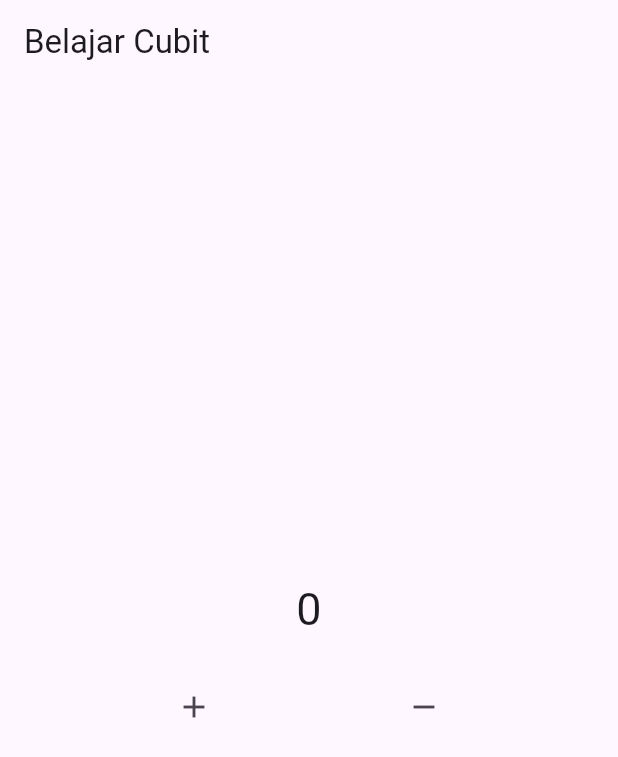
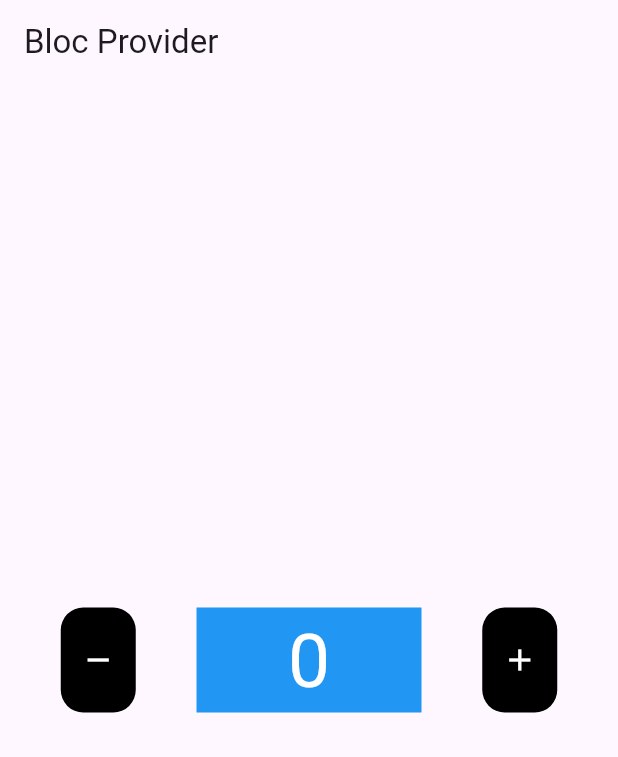
Before and after one commit to MDhafaR/belajar_flutter, a Flutter app: the screen it shows after launch, after a tap on the "remove" icon, on a phone screen of 412 x 824 dp. Shown: the top 757 px of the screen. Run offline on Flutter 3.47's test engine with Material 3 defaults, Android fonts, the phone set to English and light mode, and no system bars; our stand-ins replace bloc, flutter_bloc.

Commit message:
belajar bloc sebagai provider

```diff
--- a/lib/bloc/bloc_service.dart
+++ b/lib/bloc/bloc_service.dart
@@ -8,6 +8,8 @@ class BlocService extends Cubit<int> {
   }
 
   kurangData() {
-    emit(state - 1);
+    if (state > 0) {
+      emit(state - 1);
+    }
   }
 }
--- a/lib/main.dart
+++ b/lib/main.dart
@@ -1,5 +1,7 @@
+import 'package:belajar_flutter_github/bloc/bloc_service.dart';
 import 'package:belajar_flutter_github/pages/home.dart';
 import 'package:flutter/material.dart';
+import 'package:flutter_bloc/flutter_bloc.dart';
 
 void main() {
   runApp(const BelajarCubit());
@@ -10,8 +12,13 @@ class BelajarCubit extends StatelessWidget {
 
   @override
   Widget build(BuildContext context) {
-    return MaterialApp(
-      home: Home()
+    // jika bloc provider ingin digunakan,
+    // dia harus berada di atas widget sebelum sang bloc provider itu digunakan
+    return BlocProvider(
+      create: (context) => BlocService(),
+      child: const MaterialApp(
+        home: Home()
+      ),
     );
   }
 }
--- a/lib/pages/home.dart
+++ b/lib/pages/home.dart
@@ -1,73 +1,17 @@
-import 'package:belajar_flutter_github/bloc/bloc_service.dart';
+import 'package:belajar_flutter_github/widgets/data_widgets.dart';
 import 'package:flutter/material.dart';
-import 'package:flutter_bloc/flutter_bloc.dart';
 
 class Home extends StatelessWidget {
-  final blocService = BlocService();
-  Home({super.key});
+  const Home({super.key});
 
   @override
   Widget build(BuildContext context) {
     return Scaffold(
       appBar: AppBar(
-        title: const Text('Belajar Cubit'),
+        title: const Text("Bloc Provider"),
       ),
-      body: SafeArea(
-        child: Center(
-            child: Column(
-          mainAxisAlignment: MainAxisAlignment.center,
-          children: [
-            // bloc consumer adalah gabungan dari
-            // penggunaan bloc builder dan bloc listener
-            BlocConsumer<BlocService, int>(
-              bloc: blocService,
-              buildWhen: (previous, current) {
-                if (current >= 5) {
-                  return true;
-                } else {
-                  return false;
-                }
-              },
-              builder: (context, state) {
-                return Text(
-                  "$state",
-                  style: const TextStyle(fontSize: 30),
-                );
-              },
-              listenWhen: (previous, current) {
-                if (current % 2 == 0) {
-                  return true;
-                } else {
-                  return false;
-                }
-              },
-              listener: (context, state) {
-                ScaffoldMessenger.of(context).showSnackBar(SnackBar(
-                  content: Text("data ini genap ke $state"),
-                  duration: Duration(seconds: 1),
-                ));
-              },
-            ),
-            const SizedBox(
-              height: 20,
-            ),
-            Row(
-              mainAxisAlignment: MainAxisAlignment.spaceEvenly,
-              children: [
-                IconButton(
-                    onPressed: () {
-                      blocService.tambahData();
-                    },
-                    icon: const Icon(Icons.add)),
-                IconButton(
-                    onPressed: () {
-                      blocService.kurangData();
-                    },
-                    icon: const Icon(Icons.remove)),
-              ],
-            )
-          ],
-        )),
+      body: const Center(
+        child: DataWidget()
       ),
     );
   }
--- /dev/null
+++ b/lib/widgets/data_widgets.dart
@@ -0,0 +1,89 @@
+import 'package:belajar_flutter_github/bloc/bloc_service.dart';
+import 'package:flutter/material.dart';
+import 'package:flutter_bloc/flutter_bloc.dart';
+
+class DataWidget extends StatelessWidget {
+  const DataWidget({super.key});
+
+  @override
+  Widget build(BuildContext context) {
+    BlocService blocService = BlocProvider.of<BlocService>(context);
+
+    return BlocConsumer<BlocService, int>(
+      bloc: blocService,
+      listenWhen: (previous, current) {
+        if (current % 2 == 0 && current >= 0 && current != 0) {
+          return true;
+        } else {
+          return false;
+        }
+      },
+      listener: (context, state) {
+        ScaffoldMessenger.of(context).showSnackBar(SnackBar(
+          content: Text("angka ini genap ke $state"),
+          duration: const Duration(seconds: 1),
+        ));
+      },
+      buildWhen: (previous, current) {
+        if (current >= 0) {
+          return true;
+        }
+        return false;
+      },
+      builder: (context, state) {
+        return Row(
+          mainAxisAlignment: MainAxisAlignment.spaceEvenly,
+          children: [
+            Material(
+              borderRadius: BorderRadius.circular(15),
+              color: Colors.black,
+              child: InkWell(
+                onTap: () {
+                  blocService.kurangData();
+                },
+                borderRadius: BorderRadius.circular(15),
+                child: const SizedBox(
+                  width: 50,
+                  height: 70,
+                  child: Icon(
+                    Icons.remove,
+                    color: Colors.white,
+                  ),
+                ),
+              ),
+            ),
+            Container(
+              width: 150,
+              height: 70,
+              color: Colors.blue,
+              child: Center(
+                child: Text(
+                  "$state",
+                  style: const TextStyle(fontSize: 50, color: Colors.white),
+                ),
+              ),
+            ),
+            Material(
+              borderRadius: BorderRadius.circular(15),
+              color: Colors.black,
+              child: InkWell(
+                onTap: () {
+                  blocService.tambahData();
+                },
+                borderRadius: BorderRadius.circular(15),
+                child: const SizedBox(
+                  width: 50,
+                  height: 70,
+                  child: Icon(
+                    Icons.add,
+                    color: Colors.white,
+                  ),
+                ),
+              ),
+            ),
+          ],
+        );
+      },
+    );
+  }
+}
```
